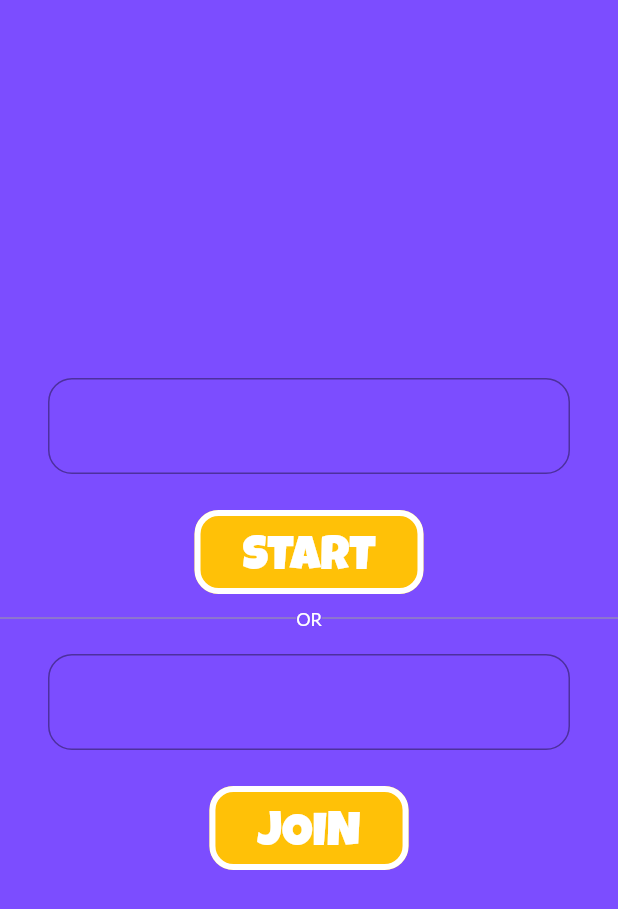
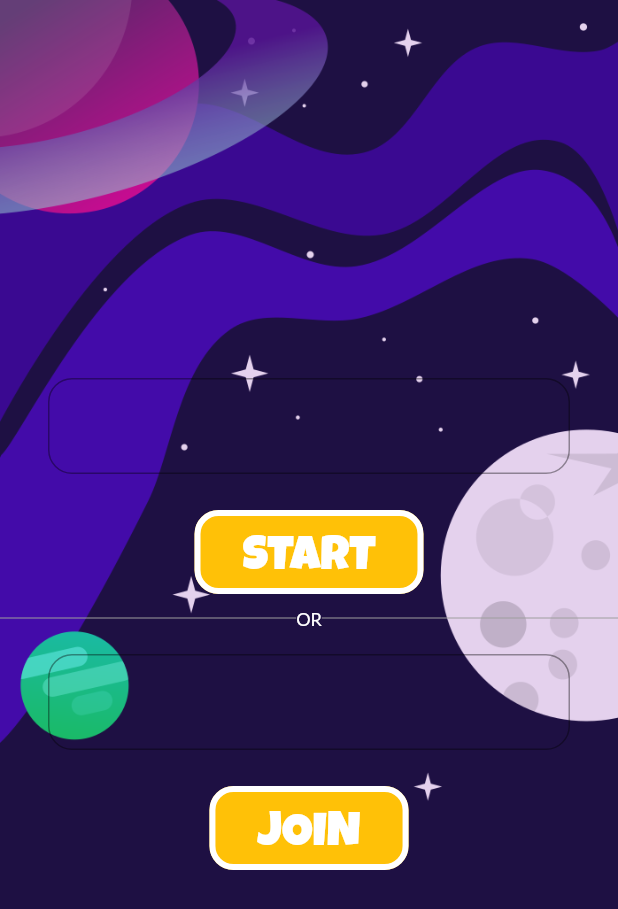
Before and after one commit to stasgora/endspace, a Flutter app: the screen it shows after launch, on a phone screen of 412 x 824 dp. Shown: the top 909 px of the screen. Run offline on Flutter 3.47's test engine with Material 2 defaults, Android fonts, the phone set to English and light mode, and no system bars; Roboto replaces fonts that are missing (Lato).

Commit message:
Background

```diff
--- a/lib/pages/start_page.dart
+++ b/lib/pages/start_page.dart
@@ -19,7 +19,16 @@ class _StartPageState extends State<StartPage> {
   @override
   Widget build(BuildContext context) {
     return Scaffold(
-      body: Center(
+      body: Container(
+        decoration: BoxDecoration(
+          image: DecorationImage(
+            image: AssetImage("assets/images/bg.png"),
+            fit: BoxFit.fitWidth,
+            alignment: Alignment.topCenter,
+
+          ),
+        ),
+        child: Center(
           child: SingleChildScrollView(
             child: Column(
               mainAxisAlignment: MainAxisAlignment.center,
@@ -42,6 +51,7 @@ class _StartPageState extends State<StartPage> {
               ],
             ),
           ),
+        ),
       )
     );
   }
--- a/lib/utils/ui/theme_config.dart
+++ b/lib/utils/ui/theme_config.dart
@@ -3,7 +3,7 @@ import 'dart:ui';
 import 'package:flutter/material.dart';
 
 class AppColors {
-  static const mainBackgroundColor = Colors.deepPurpleAccent;
+  static const mainBackgroundColor = Color.fromARGB(255, 30, 16, 67);
   static const mainColor = Colors.amber;
 
   //buttons
--- a/pubspec.yaml
+++ b/pubspec.yaml
@@ -20,6 +20,8 @@ dev_dependencies:
 
 flutter:
   uses-material-design: true
+  assets:
+    - assets/images/
   fonts:
     - family: LuckiestGuy
       fonts:
```
Also changed, not shown: assets/images/bg.png (added). Lines whose indentation alone changed are shown as unchanged.
